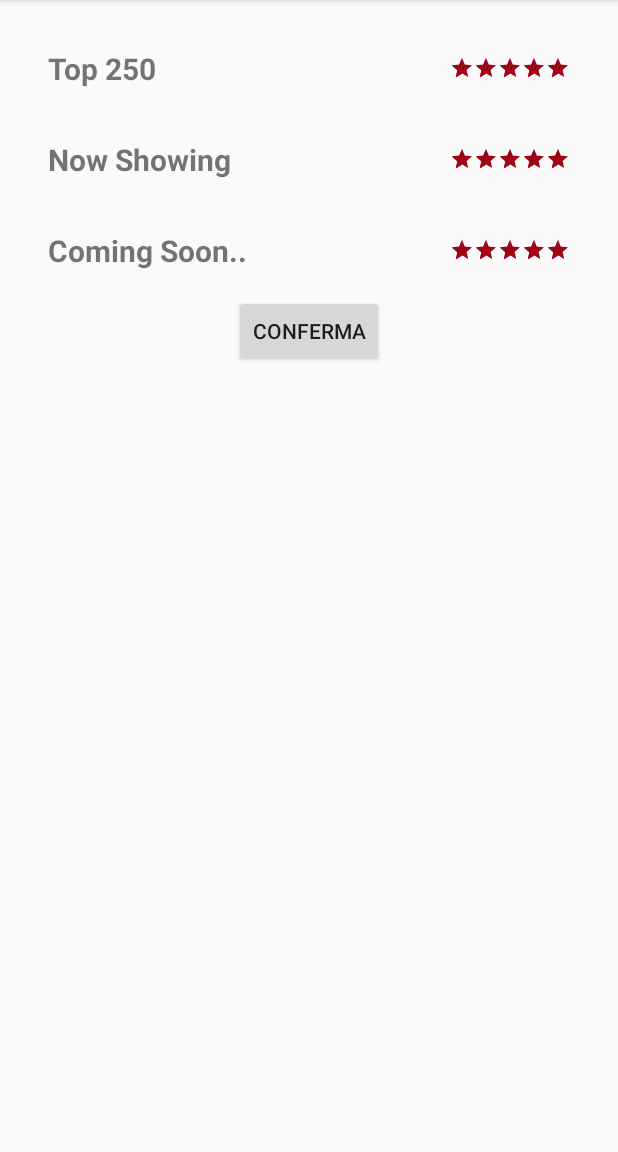
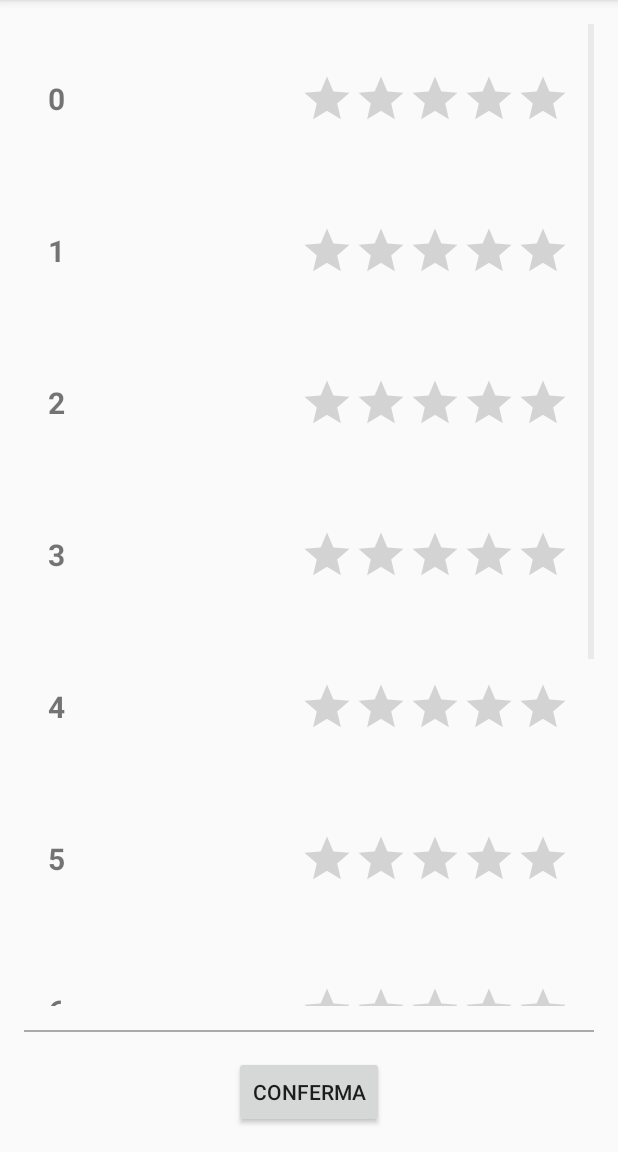
Before and after one commit to Ale-Amici/Android2k17, an Android app: the RateOrderActivity screen opened directly, with no data from a screen before it, on a phone screen of 412 x 824 dp, the part 84-1236 px from its top. Run offline under Robolectric (Android 15) with nearby library versions, the phone set to English and light mode, and no system bars.

Commit message:
fix ratings size.

```diff
--- a/iDaBere/app/src/main/java/it/unitn/disi/lpsmt/idabere/RateOrderActivity.java
+++ b/iDaBere/app/src/main/java/it/unitn/disi/lpsmt/idabere/RateOrderActivity.java
@@ -42,9 +42,11 @@ public class RateOrderActivity extends AppCompatActivity {
         listDataHeader = new ArrayList<>();
 
         // Adding child data
-        listDataHeader.add("Top 250");
-        listDataHeader.add("Now Showing");
-        listDataHeader.add("Coming Soon..");
+        for (int i = 0; i<10; i++) {
+
+            listDataHeader.add(Integer.toString(i));
+
+        }
 
     }
 }
--- a/iDaBere/app/src/main/res/layout/activity_rate_order.xml
+++ b/iDaBere/app/src/main/res/layout/activity_rate_order.xml
@@ -14,12 +14,17 @@
     <ListView
         android:id="@+id/items_list_view"
         android:layout_width="match_parent"
-        android:layout_height="wrap_content">
-
-
+        android:layout_height="wrap_content"
+        android:layout_weight="1">
 
     </ListView>
 
+    <View
+        android:layout_width="match_parent"
+        android:layout_height="1dp"
+        android:layout_marginBottom="@dimen/activity_vertical_margin"
+        android:layout_marginTop="@dimen/activity_vertical_margin"
+        android:background="@android:color/darker_gray" />
 
     <Button
         android:layout_width="wrap_content"
--- a/iDaBere/app/src/main/res/layout/rate_order_list_item.xml
+++ b/iDaBere/app/src/main/res/layout/rate_order_list_item.xml
@@ -15,7 +15,7 @@
         <LinearLayout
             android:id="@+id/item_infos_layout"
             android:layout_width="match_parent"
-            android:layout_height="match_parent"
+            android:layout_height="@dimen/card_height_closed"
             android:orientation="horizontal">
 
             <LinearLayout
@@ -41,11 +41,12 @@
                 android:gravity="center_vertical|right">
 
                 <RatingBar
+                    style="@style/Base.Widget.AppCompat.RatingBar.Indicator"
                     android:layout_width="wrap_content"
                     android:layout_height="wrap_content"
-                    android:rating="5"
-                    style="@style/Base.Widget.AppCompat.RatingBar.Small"
-                    />
+                    android:isIndicator="false"
+                    android:numStars="5"
+                    android:stepSize="1" />
             </LinearLayout>
 
 
@@ -69,7 +70,7 @@
                 android:layout_width="wrap_content"
                 android:layout_height="wrap_content"
                 android:layout_gravity="center"
-                android:text="@string/add_new_drink_button"/>
+                android:text="@string/add_new_drink_button" />
 
         </LinearLayout>
 
```
Also changed, not shown: iDaBere/app/src/main/res/layout/activity_delivery_place.xml (+13 -13 lines).
